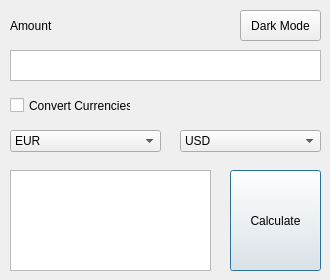
The window that duties-taxes-calc_gui.ui (MediJaster/Duties-Taxes-Calculator) describes before a commit, drawn with Qt 5.
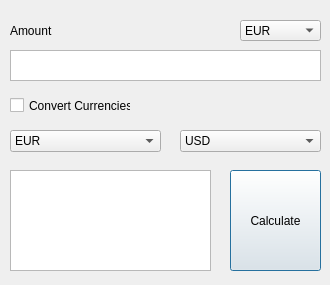
The same window after the commit.

```diff
--- a/duties-taxes-calc_gui.ui
+++ b/duties-taxes-calc_gui.ui
@@ -7,7 +7,7 @@
     <x>0</x>
     <y>0</y>
     <width>330</width>
-    <height>280</height>
+    <height>285</height>
    </rect>
   </property>
   <property name="windowTitle">
@@ -30,9 +30,9 @@
    <property name="geometry">
     <rect>
      <x>10</x>
-     <y>10</y>
+     <y>20</y>
      <width>91</width>
-     <height>31</height>
+     <height>21</height>
     </rect>
    </property>
    <property name="text">
@@ -66,19 +66,6 @@
     </rect>
    </property>
   </widget>
-  <widget class="QPushButton" name="pushButton_2">
-   <property name="geometry">
-    <rect>
-     <x>240</x>
-     <y>10</y>
-     <width>81</width>
-     <height>31</height>
-    </rect>
-   </property>
-   <property name="text">
-    <string>Dark Mode</string>
-   </property>
-  </widget>
   <widget class="QCheckBox" name="checkBox">
    <property name="geometry">
     <rect>
@@ -132,6 +119,26 @@
     </property>
    </item>
   </widget>
+  <widget class="QComboBox" name="comboBox_3">
+   <property name="geometry">
+    <rect>
+     <x>240</x>
+     <y>20</y>
+     <width>81</width>
+     <height>21</height>
+    </rect>
+   </property>
+   <item>
+    <property name="text">
+     <string>EUR</string>
+    </property>
+   </item>
+   <item>
+    <property name="text">
+     <string>USD</string>
+    </property>
+   </item>
+  </widget>
  </widget>
  <resources/>
  <connections/>
```
Left out of the diff: 3 changed lines with no effect on the pictures.
